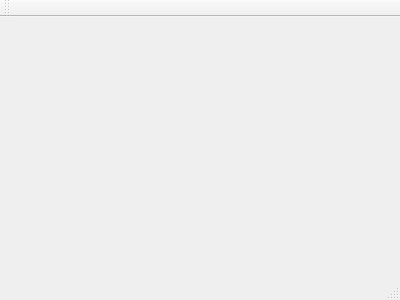
Above: Joysticks/mainwindow.ui from Tsingbing/QBX_Widget before the change. Below: the same form after it.
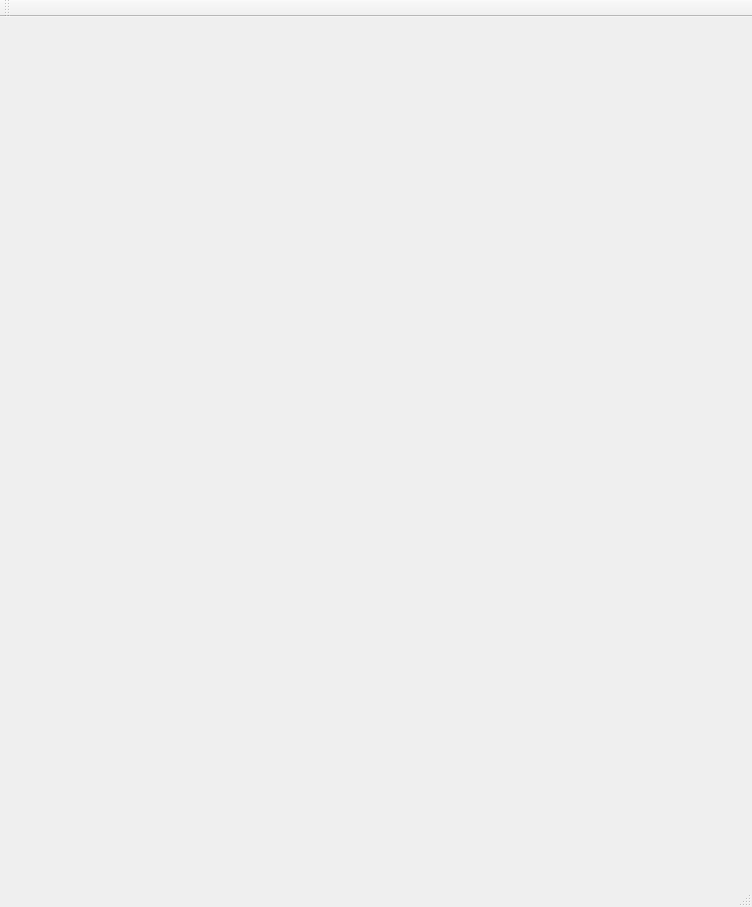
That is the form after the change.

Diff of the .ui file:
```diff
--- a/Joysticks/mainwindow.ui
+++ b/Joysticks/mainwindow.ui
@@ -6,24 +6,70 @@
    <rect>
     <x>0</x>
     <y>0</y>
-    <width>400</width>
-    <height>300</height>
+    <width>752</width>
+    <height>907</height>
    </rect>
   </property>
+  <property name="sizePolicy">
+   <sizepolicy hsizetype="Ignored" vsizetype="Ignored">
+    <horstretch>0</horstretch>
+    <verstretch>0</verstretch>
+   </sizepolicy>
+  </property>
   <property name="windowTitle">
    <string>MainWindow</string>
   </property>
   <widget class="QWidget" name="centralWidget">
-   <widget class="QWidget" name="verticalLayoutWidget">
+   <property name="enabled">
+    <bool>true</bool>
+   </property>
+   <property name="sizePolicy">
+    <sizepolicy hsizetype="Minimum" vsizetype="Minimum">
+     <horstretch>0</horstretch>
+     <verstretch>0</verstretch>
+    </sizepolicy>
+   </property>
+   <widget class="QWidget" name="widget" native="true">
     <property name="geometry">
      <rect>
-      <x>100</x>
-      <y>50</y>
-      <width>160</width>
-      <height>80</height>
+      <x>60</x>
+      <y>610</y>
+      <width>631</width>
+      <height>211</height>
      </rect>
     </property>
-    <layout class="QVBoxLayout" name="verticalLayout"/>
+    <widget class="QWidget" name="verticalLayoutWidget_2">
+     <property name="geometry">
+      <rect>
+       <x>10</x>
+       <y>10</y>
+       <width>621</width>
+       <height>201</height>
+      </rect>
+     </property>
+     <layout class="QVBoxLayout" name="verticalLayout_2"/>
+    </widget>
+   </widget>
+   <widget class="QWidget" name="widget_2" native="true">
+    <property name="geometry">
+     <rect>
+      <x>60</x>
+      <y>330</y>
+      <width>631</width>
+      <height>221</height>
+     </rect>
+    </property>
+    <widget class="QWidget" name="verticalLayoutWidget">
+     <property name="geometry">
+      <rect>
+       <x>10</x>
+       <y>10</y>
+       <width>621</width>
+       <height>201</height>
+      </rect>
+     </property>
+     <layout class="QVBoxLayout" name="verticalLayout"/>
+    </widget>
    </widget>
   </widget>
   <widget class="QMenuBar" name="menuBar">
```
Left out of the diff: 4 changed lines with no effect on the pictures.
